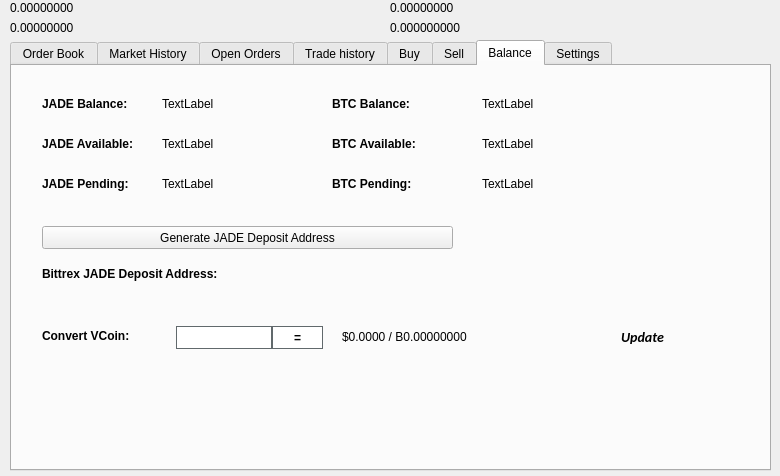
First picture: the form in src/qt/forms/tradingdialog.ui, repository buddilla/GoCash-Core, before the edit.
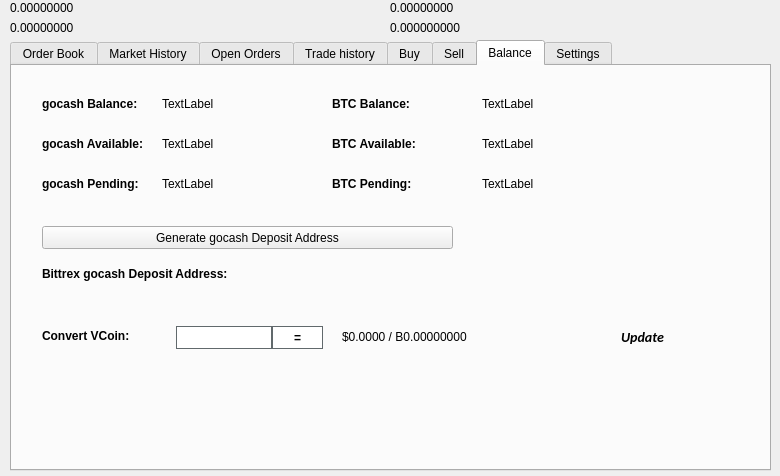
Second picture: the form after the edit. The open tabs and pages were chosen to show the change. Icons and pictures are not drawn.

```diff
--- a/src/qt/forms/tradingdialog.ui
+++ b/src/qt/forms/tradingdialog.ui
@@ -2762,7 +2762,7 @@
       </font>
      </property>
      <property name="text">
-      <string>JADE Balance:</string>
+      <string>gocash Balance:</string>
      </property>
     </widget>
     <widget class="QLabel" name="label_12">
@@ -2813,7 +2813,7 @@
       </font>
      </property>
      <property name="text">
-      <string>JADE Available:</string>
+      <string>gocash Available:</string>
      </property>
     </widget>
     <widget class="QLabel" name="label_14">
@@ -2832,7 +2832,7 @@
       </font>
      </property>
      <property name="text">
-      <string>JADE Pending:</string>
+      <string>gocash Pending:</string>
      </property>
     </widget>
     <widget class="QLabel" name="JADEPendingLabel">
@@ -2928,7 +2928,7 @@
       </font>
      </property>
      <property name="text">
-      <string>Bittrex JADE Deposit Address:</string>
+      <string>Bittrex gocash Deposit Address:</string>
      </property>
     </widget>
     <widget class="QPushButton" name="GenDepositBTN">
@@ -2941,7 +2941,7 @@
       </rect>
      </property>
      <property name="text">
-      <string>Generate JADE Deposit Address</string>
+      <string>Generate gocash Deposit Address</string>
      </property>
      <property name="icon">
       <iconset resource="../jade.qrc">
```
Left out of the diff: 46 changed lines with no effect on the pictures.
